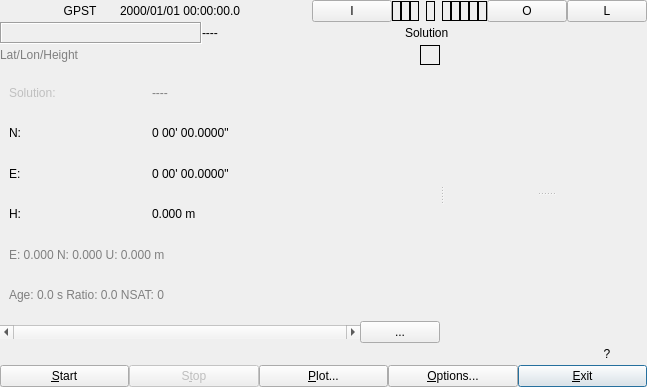
tomojitakasu/RTKLIB, file app/rtknavi_qt/navimain.ui: the form before one commit.
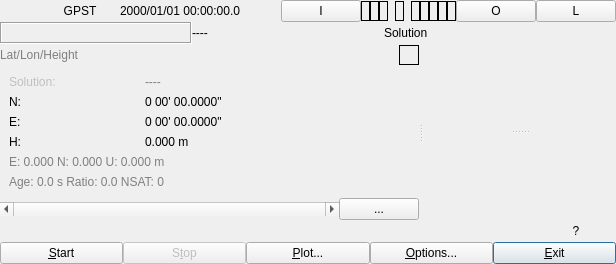
The form after the commit. Icons and pictures are not drawn.

Commit message: - fix url decoding in tcpoptdlg.cpp

Diff of the .ui file:
```diff
--- a/app/rtknavi_qt/navimain.ui
+++ b/app/rtknavi_qt/navimain.ui
@@ -2,14 +2,6 @@
 <ui version="4.0">
  <class>MainForm</class>
  <widget class="QWidget" name="MainForm">
-  <property name="geometry">
-   <rect>
-    <x>0</x>
-    <y>0</y>
-    <width>647</width>
-    <height>387</height>
-   </rect>
-  </property>
   <property name="windowTitle">
    <string>RTKNAVI</string>
   </property>
```
Left out of the diff: 24 changed lines with no effect on the pictures. The commit also changes 2 other files.
